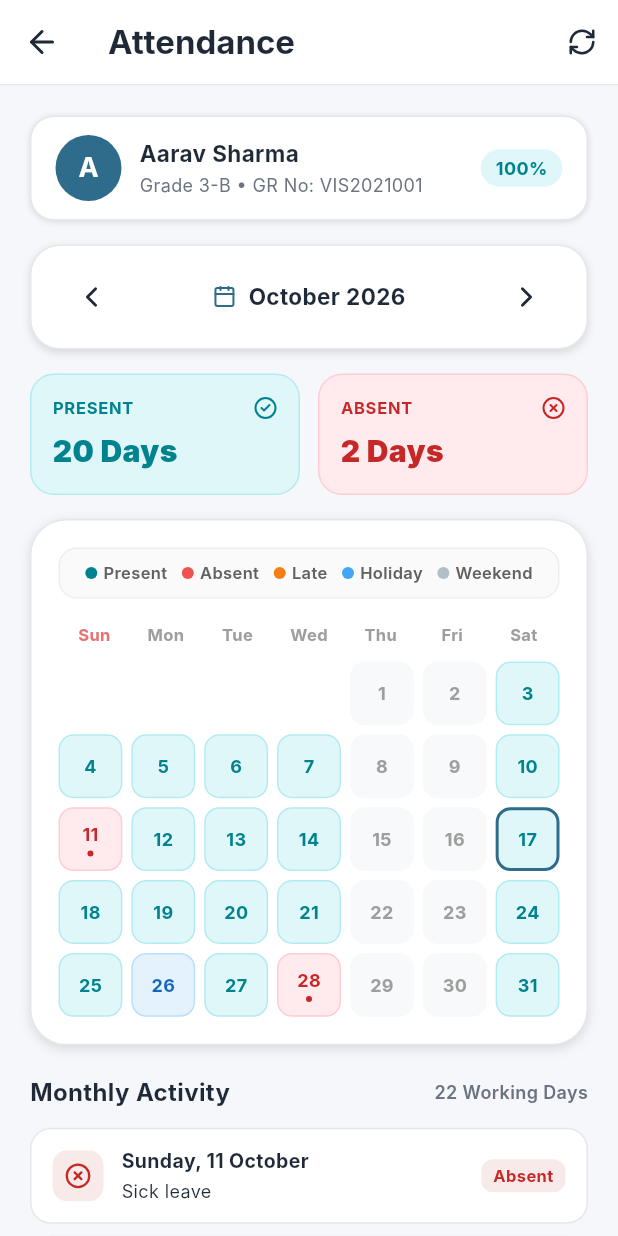
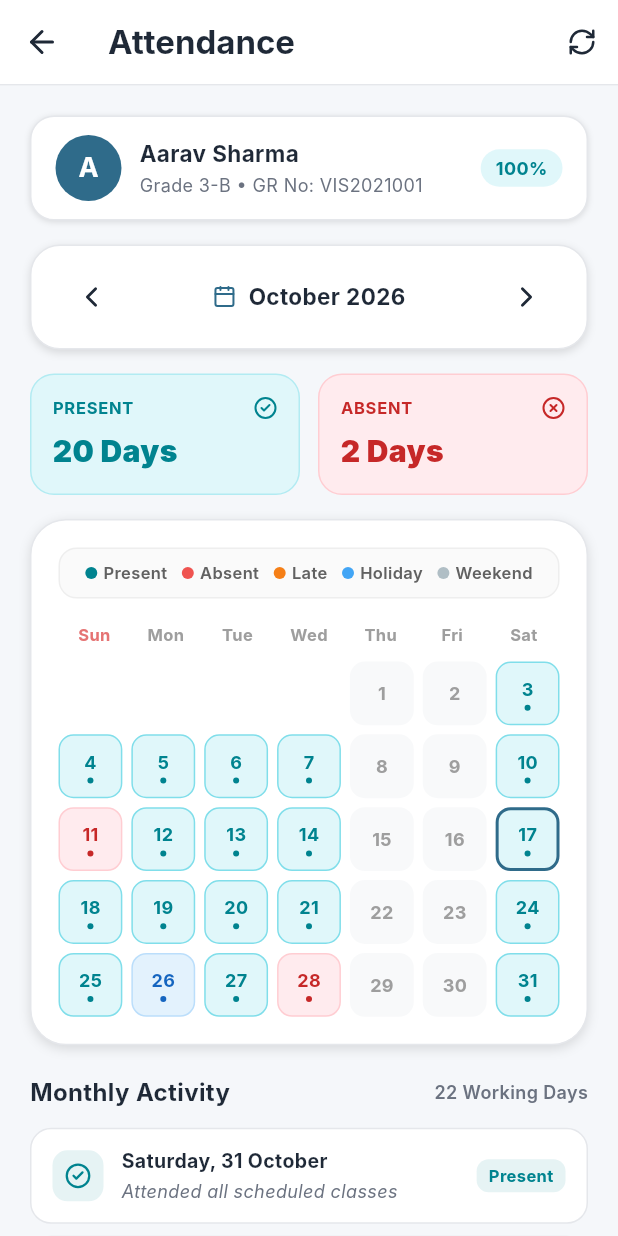
Before and after one commit to prudhviraj26/flutter-parent-app, a Flutter app: the AttendanceScreen screen opened by its route, on a phone screen of 412 x 824 dp. Run offline on Flutter 3.47's test engine with Material 3 defaults, Android fonts, the phone set to English and light mode, and no system bars; our stand-ins replace easy_localization, flutter_secure_storage, lucide_icons_flutter, shared_preferences; accounts and stored records are empty; network calls fail; Roboto replaces fonts that are missing (Inter).

Commit message:
feat: display indicator dots for present days and list marked sessions in activity log

```diff
--- a/lib/screens/attendance_screen.dart
+++ b/lib/screens/attendance_screen.dart
@@ -74,7 +74,7 @@ class _AttendanceScreenState extends State<AttendanceScreen> {
     switch (status) {
       case 'P':
         bgColor = const Color(0xFFE0F7FA);
-        borderColor = const Color(0xFFB2EBF2);
+        borderColor = const Color(0xFF80DEEA);
         break;
       case 'A':
         bgColor = const Color(0xFFFFEBEE);
@@ -379,14 +379,14 @@ class _AttendanceScreenState extends State<AttendanceScreen> {
     final now = DateTime.now();
     final isCurrentMonth = now.year == _selectedYear && now.month == _selectedMonth;
 
-    // Filter absences / special notes for the month log
-    final specialRecords = <Map<String, dynamic>>[];
-    for (int d = 1; d <= daysInMonth; d++) {
+    // Collect all marked attendance days for the month log (newest first)
+    final activityRecords = <Map<String, dynamic>>[];
+    for (int d = daysInMonth; d >= 1; d--) {
       final key = d.toString();
       if (attendance.calendar.containsKey(key)) {
         final dayData = attendance.calendar[key]!;
-        if (dayData.status == 'A' || dayData.status == 'L' || dayData.status == 'HD') {
-          specialRecords.add({
+        if (dayData.status != '-' && dayData.status != 'W') {
+          activityRecords.add({
             'day': d,
             'date': DateTime(_selectedYear, _selectedMonth, d),
             'dayData': dayData,
@@ -778,7 +778,17 @@ class _AttendanceScreenState extends State<AttendanceScreen> {
                                       fontWeight: FontWeight.bold,
                                     ),
                                   ),
-                                  if (status == 'A') ...[
+                                  if (status == 'P') ...[
+                                    const SizedBox(height: 2),
+                                    Container(
+                                      width: 4,
+                                      height: 4,
+                                      decoration: const BoxDecoration(
+                                        color: Color(0xFF00838F),
+                                        shape: BoxShape.circle,
+                                      ),
+                                    ),
+                                  ] else if (status == 'A') ...[
                                     const SizedBox(height: 2),
                                     Container(
                                       width: 4,
@@ -795,6 +805,26 @@ class _AttendanceScreenState extends State<AttendanceScreen> {
                                       height: 4,
                                       decoration: const BoxDecoration(
                                         color: Color(0xFFF57F17),
+                                        shape: BoxShape.circle,
+                                      ),
+                                    ),
+                                  ] else if (status == 'HD') ...[
+                                    const SizedBox(height: 2),
+                                    Container(
+                                      width: 4,
+                                      height: 4,
+                                      decoration: const BoxDecoration(
+                                        color: Color(0xFF512DA8),
+                                        shape: BoxShape.circle,
+                                      ),
+                                    ),
+                                  ] else if (status == 'H') ...[
+                                    const SizedBox(height: 2),
+                                    Container(
+                                      width: 4,
+                                      height: 4,
+                                      decoration: const BoxDecoration(
+                                        color: Color(0xFF1565C0),
                                         shape: BoxShape.circle,
                                       ),
                                     ),
@@ -834,17 +864,28 @@ class _AttendanceScreenState extends State<AttendanceScreen> {
               ),
               const SizedBox(height: 12),
 
-              if (specialRecords.isNotEmpty) ...[
+              if (activityRecords.isNotEmpty) ...[
                 ListView.separated(
                   shrinkWrap: true,
                   physics: const NeverScrollableScrollPhysics(),
-                  itemCount: specialRecords.length,
+                  itemCount: activityRecords.length,
                   separatorBuilder: (context, index) => const SizedBox(height: 8),
                   itemBuilder: (context, idx) {
-                    final item = specialRecords[idx];
+                    final item = activityRecords[idx];
                     final date = item['date'] as DateTime;
                     final dayData = item['dayData'] as AttendanceCalendarDay;
                     final status = dayData.status;
+
+                    IconData statusIcon = LucideIcons.checkCircle2;
+                    if (status == 'A') {
+                      statusIcon = LucideIcons.xCircle;
+                    } else if (status == 'L') {
+                      statusIcon = LucideIcons.clock;
+                    } else if (status == 'HD') {
+                      statusIcon = LucideIcons.pieChart;
+                    } else if (status == 'H') {
+                      statusIcon = LucideIcons.calendar;
+                    }
 
                     return Container(
                       decoration: BoxDecoration(
@@ -862,9 +903,7 @@ class _AttendanceScreenState extends State<AttendanceScreen> {
                               borderRadius: BorderRadius.circular(10),
                             ),
                             child: Icon(
-                              status == 'A'
-                                  ? LucideIcons.xCircle
-                                  : LucideIcons.alertCircle,
+                              statusIcon,
                               color: _getStatusBadgeColor(status),
                               size: 18,
                             ),
@@ -886,7 +925,9 @@ class _AttendanceScreenState extends State<AttendanceScreen> {
                                 Text(
                                   dayData.reason.isNotEmpty
                                       ? dayData.reason
-                                      : _getStatusFullName(status),
+                                      : (status == 'P'
+                                          ? 'Attended all scheduled classes'
+                                          : _getStatusFullName(status)),
                                   style: TextStyle(
                                     fontSize: 12,
                                     color: dayData.reason.isNotEmpty
```
